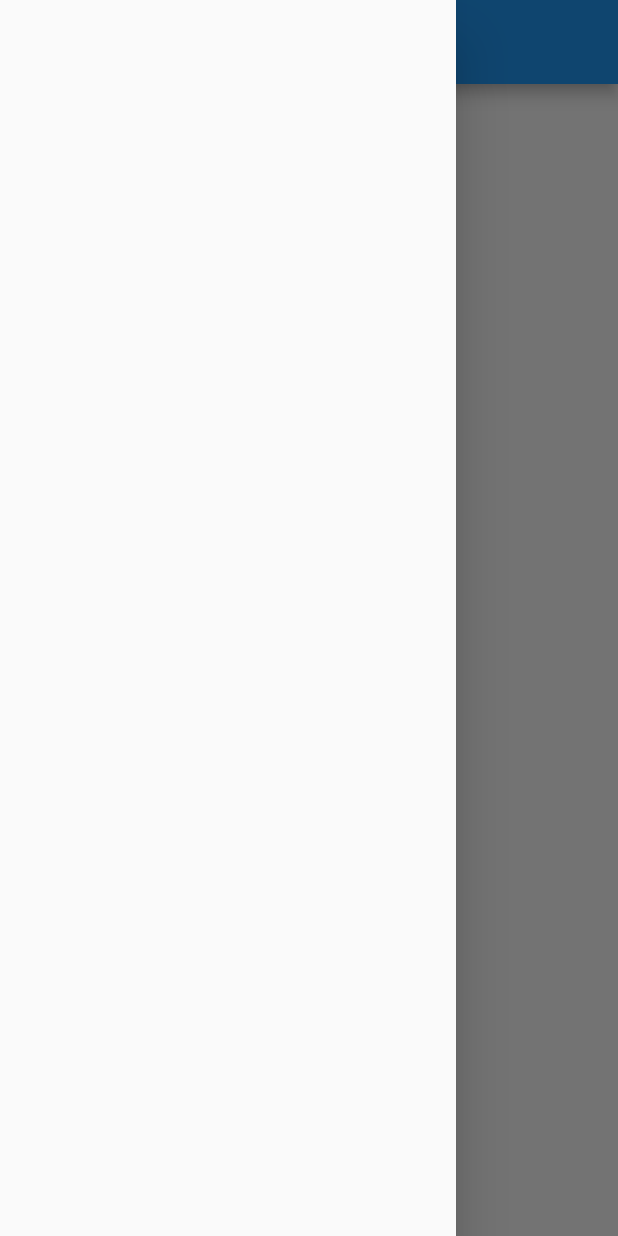
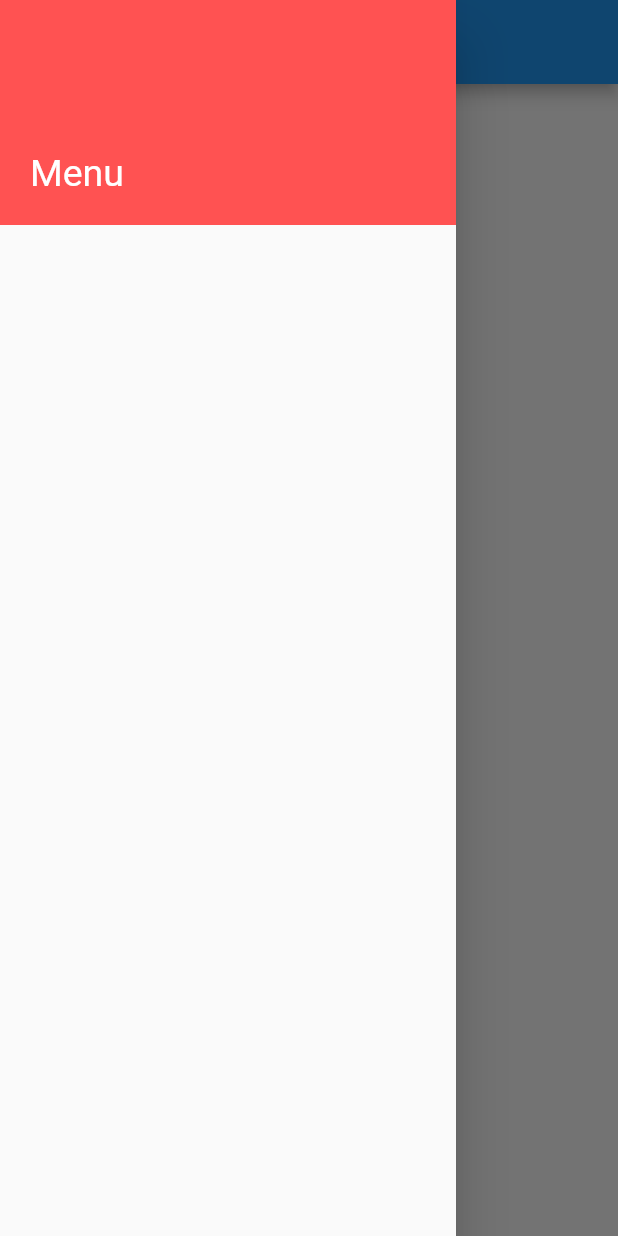
Before and after one commit to dwiponcosuripto4/mbakmu2, a Flutter app: the Menu_Utama screen opened directly, with the side drawer open, on a phone screen of 412 x 824 dp. Run offline on Flutter 3.47's test engine with Material 2 defaults, Android fonts, the light colour scheme and no system bars.

Commit message:
decoration widget drawer

```diff
--- a/lib/menu_utama.dart
+++ b/lib/menu_utama.dart
@@ -11,7 +11,26 @@ class Menu_Utama extends StatelessWidget {
           "Menu Utama",
         ),
       ),
-      drawer: Drawer(child: Text("")),
+      drawer: Drawer(
+        child: Column(
+          children: [
+            Container(
+              padding: EdgeInsets.all(20),
+              width: double.infinity,
+              height: 150,
+              color: Colors.redAccent,
+              alignment: Alignment.bottomLeft,
+              child: Text(
+                "Menu",
+                style: TextStyle(
+                  color: Colors.white,
+                  fontSize: 25,
+                ),
+              ),
+            )
+          ],
+        ),
+      ),
     );
   }
 }
```
